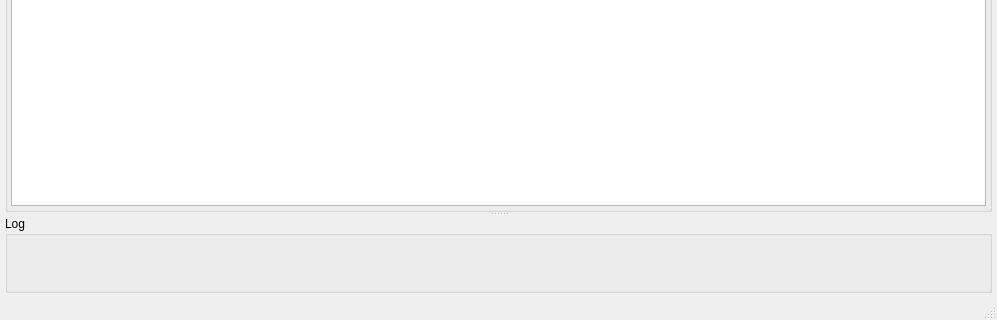
Qt form src/ProgrammerGui/ProgrammerMain.ui (os-fpga/FOEDAG) before a commit; both pictures show x 0 to 997 and y 426 to 746 of the 997 by 746 pixel window.
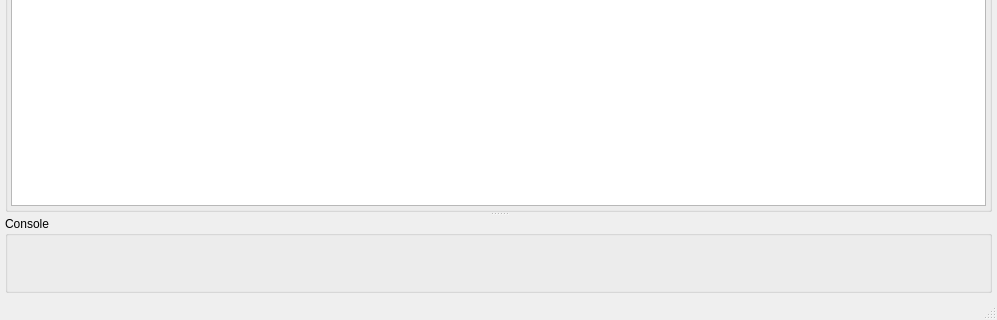
The same form after that commit. Icons and pictures are not drawn.

Commit message:
Change name from Log to Console (#1384)
* Change name from Log to Console

* Incremented patch version

---------

Patch:
```diff
--- a/src/ProgrammerGui/ProgrammerMain.ui
+++ b/src/ProgrammerGui/ProgrammerMain.ui
@@ -106,7 +106,7 @@
         </sizepolicy>
        </property>
        <property name="title">
-        <string>Log</string>
+        <string>Console</string>
        </property>
        <layout class="QGridLayout" name="gridLayout_2">
         <property name="leftMargin">
```
The commit also changes 1 other file.
